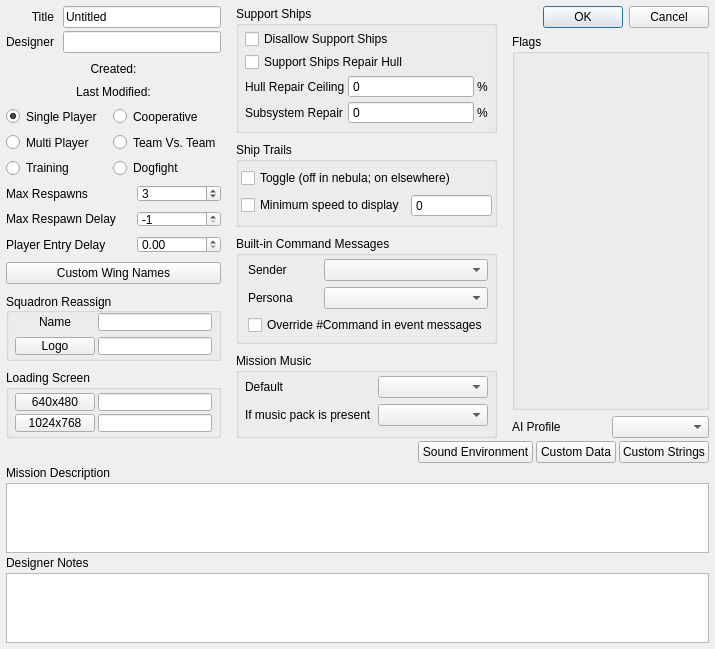
Old version of the form qtfred/ui/MissionSpecDialog.ui in the repository scp-fs2open/fs2open.github.com.
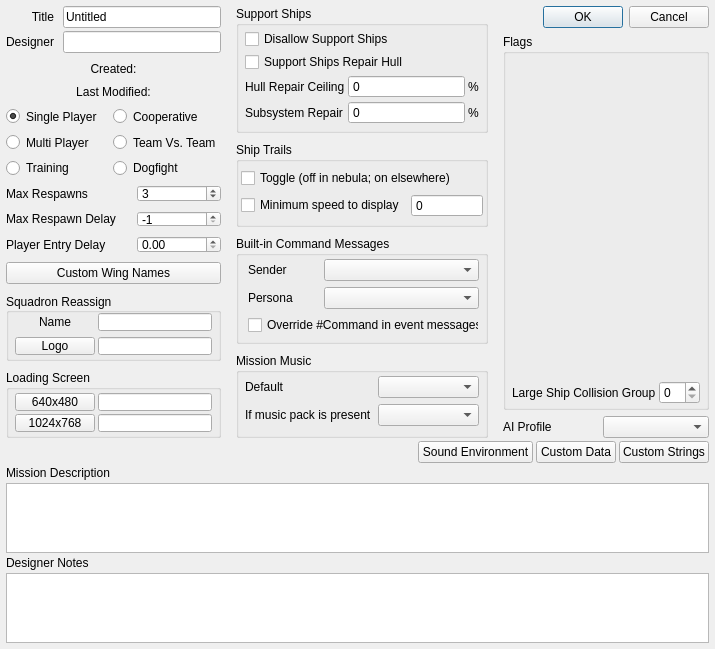
New version of the form. Custom widgets are drawn as their Qt base class.

Commit message: large ship collision group mission flag

What changed in the file:
```diff
--- a/qtfred/ui/MissionSpecDialog.ui
+++ b/qtfred/ui/MissionSpecDialog.ui
@@ -822,6 +822,39 @@
           </property>
          </widget>
         </item>
+        <item>
+         <layout class="QFormLayout" name="largeShipCollisionGroupLayout">
+          <property name="leftMargin">
+           <number>0</number>
+          </property>
+          <property name="topMargin">
+           <number>0</number>
+          </property>
+          <property name="rightMargin">
+           <number>0</number>
+          </property>
+          <property name="bottomMargin">
+           <number>0</number>
+          </property>
+          <item row="0" column="0">
+           <widget class="QLabel" name="largeShipCollisionGroupLabel">
+            <property name="text">
+             <string>Large Ship Collision Group</string>
+            </property>
+           </widget>
+          </item>
+          <item row="0" column="1">
+           <widget class="QSpinBox" name="largeShipCollisionGroup">
+            <property name="minimum">
+             <number>0</number>
+            </property>
+            <property name="maximum">
+             <number>31</number>
+            </property>
+           </widget>
+          </item>
+         </layout>
+        </item>
        </layout>
       </widget>
      </item>
```
The commit also changes 8 other files.
